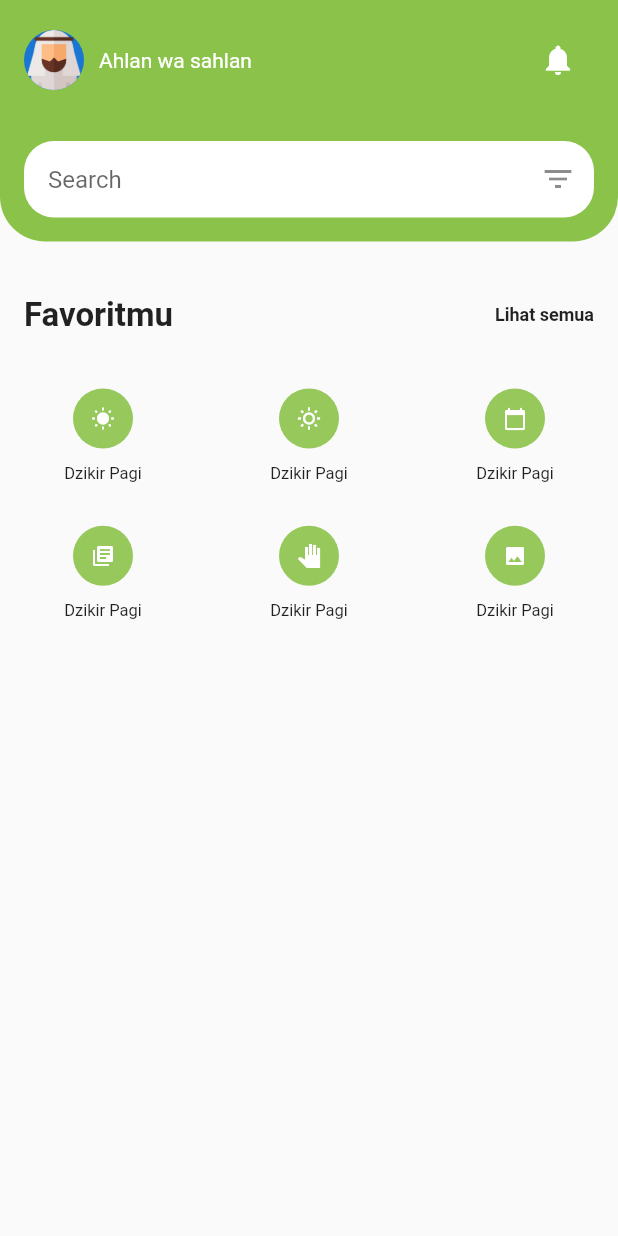
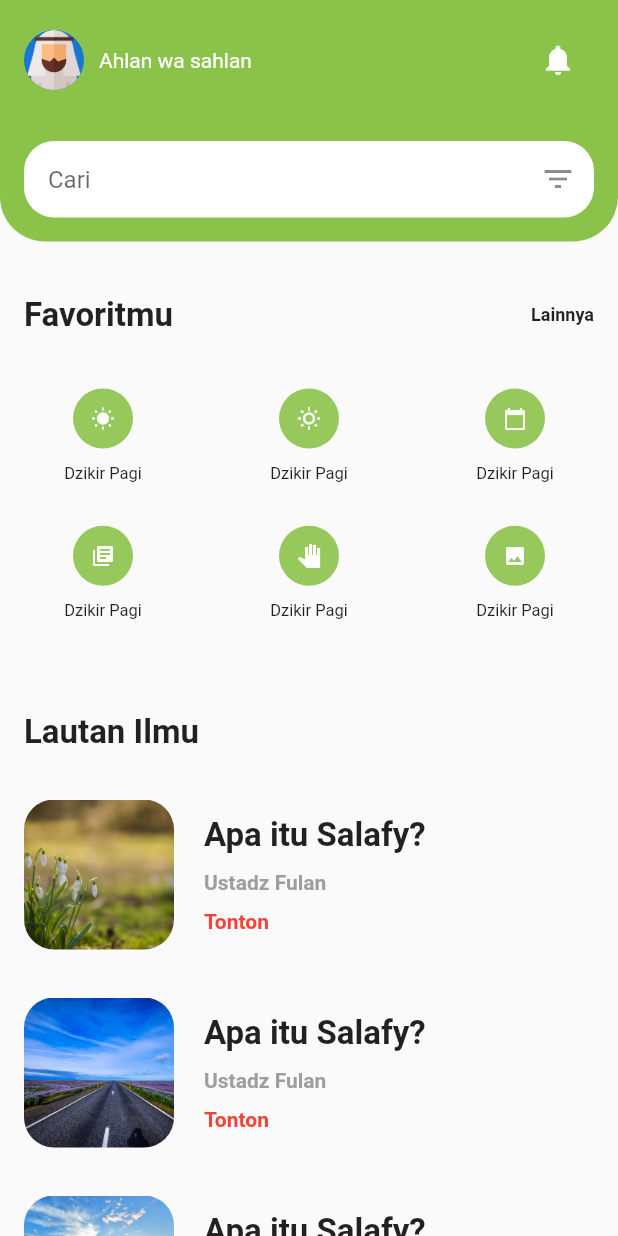
Before and after one commit to ikramrasinong/dzikirpagipetang, a Flutter app: the screen it shows after launch, on a phone screen of 412 x 824 dp. Run offline on Flutter 3.47's test engine with Material 2 defaults, Android fonts, the phone set to English and light mode, and no system bars.

Commit message:
HomePage02.0

```diff
--- a/lib/home_screen.dart
+++ b/lib/home_screen.dart
@@ -29,7 +29,7 @@ class _HomeScreenState extends State<HomeScreen> {
                   style: TextStyle(fontWeight: FontWeight.bold, fontSize: 22.0),
                 ),
                 Text(
-                  "Lihat semua",
+                  "Lainnya",
                   style: TextStyle(
                     fontWeight: FontWeight.bold,
                     fontSize: 12.0,
@@ -53,7 +53,72 @@ class _HomeScreenState extends State<HomeScreen> {
                 _gridItem(Icons.image),
               ],
             ),
-          )
+          ),
+          Padding(
+            padding: EdgeInsets.all(16.0),
+            child: Row(
+              children: <Widget>[
+                Text(
+                  "Lautan Ilmu",
+                  style: TextStyle(fontSize: 22.0, fontWeight: FontWeight.bold),
+                )
+              ],
+            ),
+          ),
+          _cardItem(1),
+          _cardItem(2),
+          _cardItem(3),
+          _cardItem(4),
+          _cardItem(5),
+        ],
+      ),
+    );
+  }
+
+  _cardItem(image) {
+    return Padding(
+      padding: EdgeInsets.all(16.0),
+      child: Row(
+        children: <Widget>[
+          Container(
+            width: 100.0,
+            height: 100.0,
+            decoration: BoxDecoration(
+                image: DecorationImage(
+                  image: AssetImage("assets/images/videokajian/$image.jpg"),
+                  fit: BoxFit.cover,
+                ),
+                borderRadius: BorderRadius.circular(20.0)),
+          ),
+          SizedBox(width: 20.0),
+          Column(
+            crossAxisAlignment: CrossAxisAlignment.start,
+            children: <Widget>[
+              Text(
+                "Apa itu Salafy?",
+                style: TextStyle(
+                  fontWeight: FontWeight.bold,
+                  fontSize: 22.0,
+                ),
+              ),
+              SizedBox(height: 10.0),
+              Text(
+                "Ustadz Fulan",
+                style:
+                    TextStyle(fontWeight: FontWeight.bold, color: Colors.grey),
+              ),
+              SizedBox(
+                height: 10.0,
+              ),
+              Text(
+                "Tonton",
+                style: TextStyle(
+                  color: Colors.red,
+                  fontWeight: FontWeight.bold,
+                ),
+              ),
+            ],
+          ),
         ],
       ),
     );
@@ -123,7 +188,7 @@ class _HomeScreenState extends State<HomeScreen> {
           ),
           TextField(
             decoration: InputDecoration(
-                hintText: "Search",
+                hintText: "Cari",
                 fillColor: Colors.white,
                 filled: true,
                 suffixIcon: Icon(Icons.filter_list),
--- a/pubspec.yaml
+++ b/pubspec.yaml
@@ -47,6 +47,11 @@ flutter:
 
   assets:
     - assets/images/muslim.png
+    - assets/images/videokajian/1.jpg
+    - assets/images/videokajian/2.jpg
+    - assets/images/videokajian/3.jpg
+    - assets/images/videokajian/4.jpg
+    - assets/images/videokajian/5.jpg
 
     # - assets/images/sunrise.svg
     # - assets/images/sunsets.svg
```
Also changed, not shown: assets/images/backgrouds/information.png (renamed from assets/images/information.png), assets/images/backgrouds/pray.png (renamed from assets/images/pray.png), assets/images/backgrouds/pray.svg (renamed from assets/images/pray.svg), assets/images/backgrouds/question.png (renamed from assets/images/question.png), assets/images/backgrouds/question.svg (renamed from assets/images/question.svg), assets/images/backgrouds/sunrise.png (renamed from assets/images/sunrise.png), assets/images/backgrouds/sunrise.svg (renamed from assets/images/sunrise.svg), assets/images/backgrouds/sunsets.png (renamed from assets/images/sunsets.png), assets/images/backgrouds/sunsets.svg (renamed from assets/images/sunsets.svg), assets/images/videokajian/1.jpg (added), assets/images/videokajian/2.jpg (added), assets/images/videokajian/3.jpg (added), assets/images/videokajian/4.jpg (added), assets/images/videokajian/5.jpg (added).
